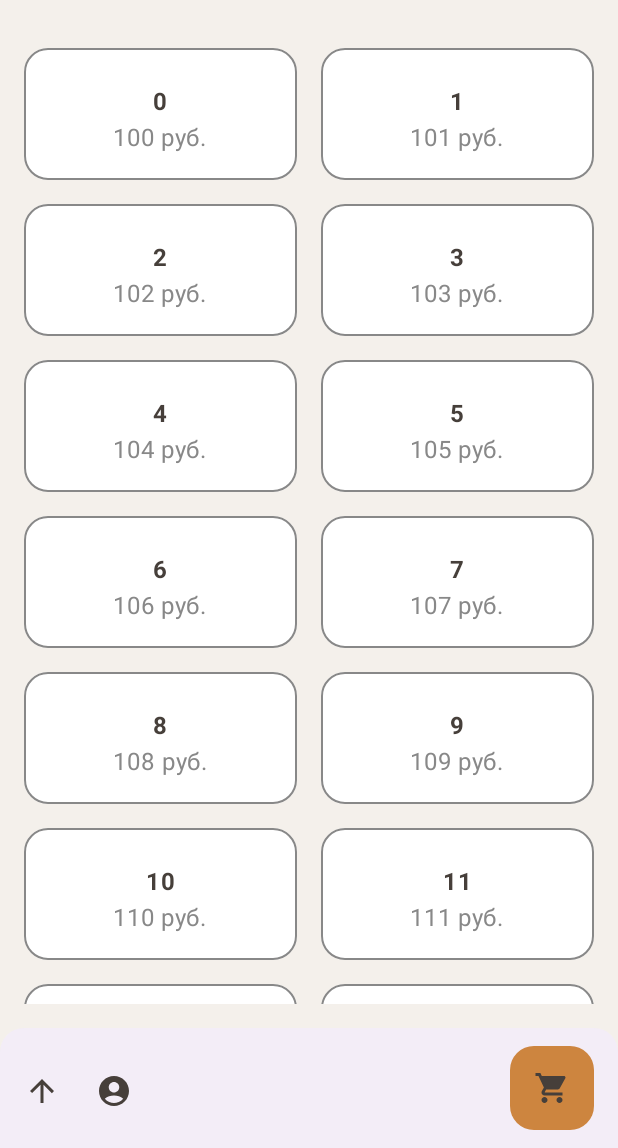
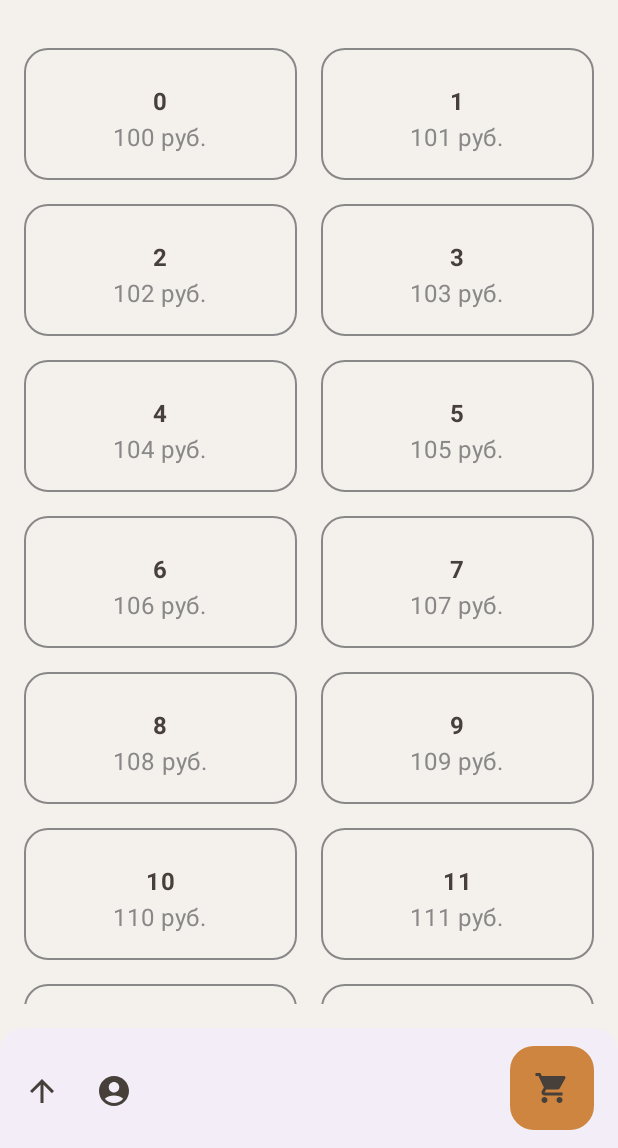
Before and after one commit to Milkingooo/CoffeeVibeNew, an Android app built with Jetpack Compose: the screen it shows after launch (MainActivity), on a phone screen of 412 x 824 dp, the part 88-1236 px from its top. Run offline under Robolectric (Android 15) with nearby library versions, the phone set to English and light mode, and no system bars.

Commit message:
Add Commit

```diff
--- a/app/src/main/java/com/example/coffeevibe/ui/ui/Menu.kt
+++ b/app/src/main/java/com/example/coffeevibe/ui/ui/Menu.kt
@@ -2,6 +2,7 @@ package com.example.coffeevibe.ui.ui
 
 import androidx.compose.foundation.background
 import androidx.compose.foundation.border
+import androidx.compose.foundation.clickable
 import androidx.compose.foundation.gestures.snapping.SnapPosition
 import androidx.compose.foundation.layout.Arrangement
 import androidx.compose.foundation.layout.Column
@@ -31,6 +32,8 @@ import androidx.compose.material3.MaterialTheme.colorScheme
 import androidx.compose.material3.Scaffold
 import androidx.compose.material3.Text
 import androidx.compose.runtime.Composable
+import androidx.compose.runtime.mutableStateOf
+import androidx.compose.runtime.remember
 import androidx.compose.ui.Alignment
 import androidx.compose.ui.Modifier
 import androidx.compose.ui.draw.clip
@@ -57,7 +60,8 @@ fun MenuScreen(
                 BottomAppBar(
                     actions = {
                         IconButton(onClick = { /* do something */ }) {
-                            Icon(Icons.Filled.ArrowUpward,
+                            Icon(
+                                Icons.Filled.ArrowUpward,
                                 contentDescription = "Localized description",
                                 tint = colorScheme.onBackground
                             )
@@ -78,9 +82,11 @@ fun MenuScreen(
                             containerColor = colorScheme.primary,
                             elevation = FloatingActionButtonDefaults.bottomAppBarFabElevation(),
                         ) {
-                            Icon(Icons.Filled.ShoppingCart,
+                            Icon(
+                                Icons.Filled.ShoppingCart,
                                 "Localized description",
-                                tint = colorScheme.onBackground)
+                                tint = colorScheme.onBackground
+                            )
                         }
                     },
                     modifier = Modifier
@@ -119,7 +125,7 @@ fun MenuScreen(
 
                     ) {
                     items(100) {
-                        ListItem(name = it.toString() , price = it + 100)
+                        ListItem(name = it.toString(), price = it + 100)
                     }
                 }
 
@@ -139,16 +145,27 @@ fun DefaultPreview() {
 
 @Composable
 fun ListItem(name: String, price: Int) {
+    val isSelected = remember { mutableStateOf(false) }
+
+    CoffeeVibeTheme(content = {
         Column(
             horizontalAlignment = Alignment.CenterHorizontally,
             modifier = Modifier
-            .background(Color.White, shape = RoundedCornerShape(16.dp))
-            .border(1.dp, Color.Gray, RoundedCornerShape(16.dp))
+                .background(colorScheme.background, shape = RoundedCornerShape(16.dp))
+                .border(
+                    1.dp,
+                    if (isSelected.value) colorScheme.primary else Color.Gray,
+                    RoundedCornerShape(16.dp)
+                )
                 .padding(16.dp)
+                .clickable {
+                    isSelected.value = !isSelected.value
+                }
         ) {
 
             Spacer(modifier = Modifier.height(8.dp))
             Text(text = name, fontWeight = FontWeight.Bold)
             Text(text = "$price руб.", color = Color.Gray)
         }
+    })
 }
```
Lines whose indentation alone changed are shown as unchanged.
